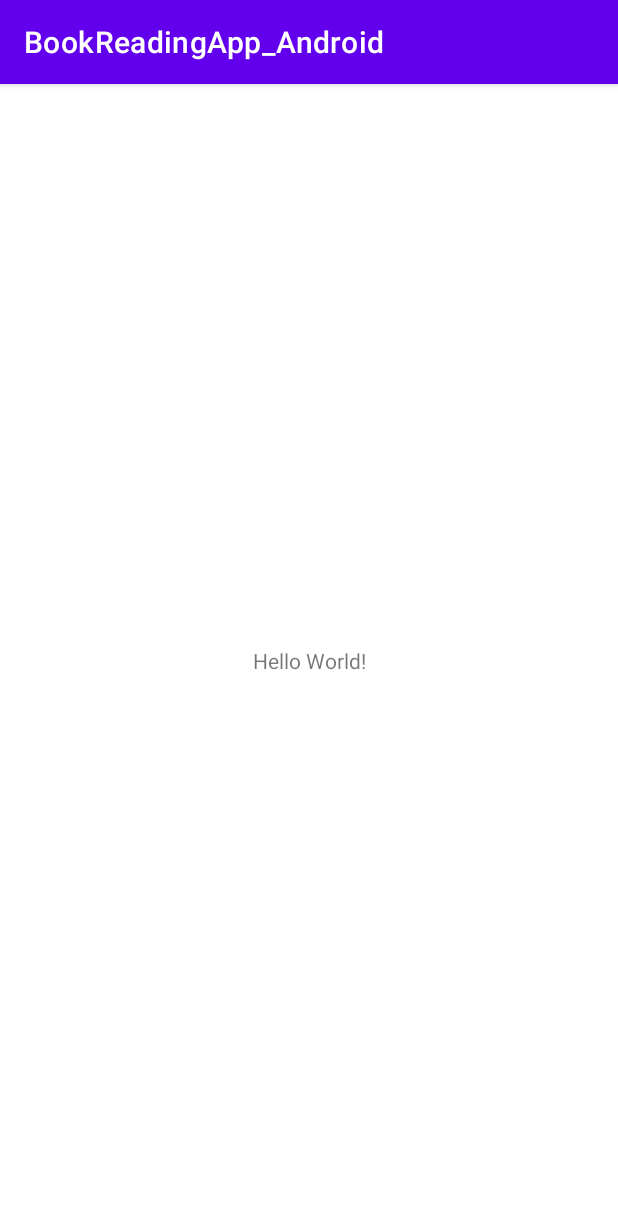
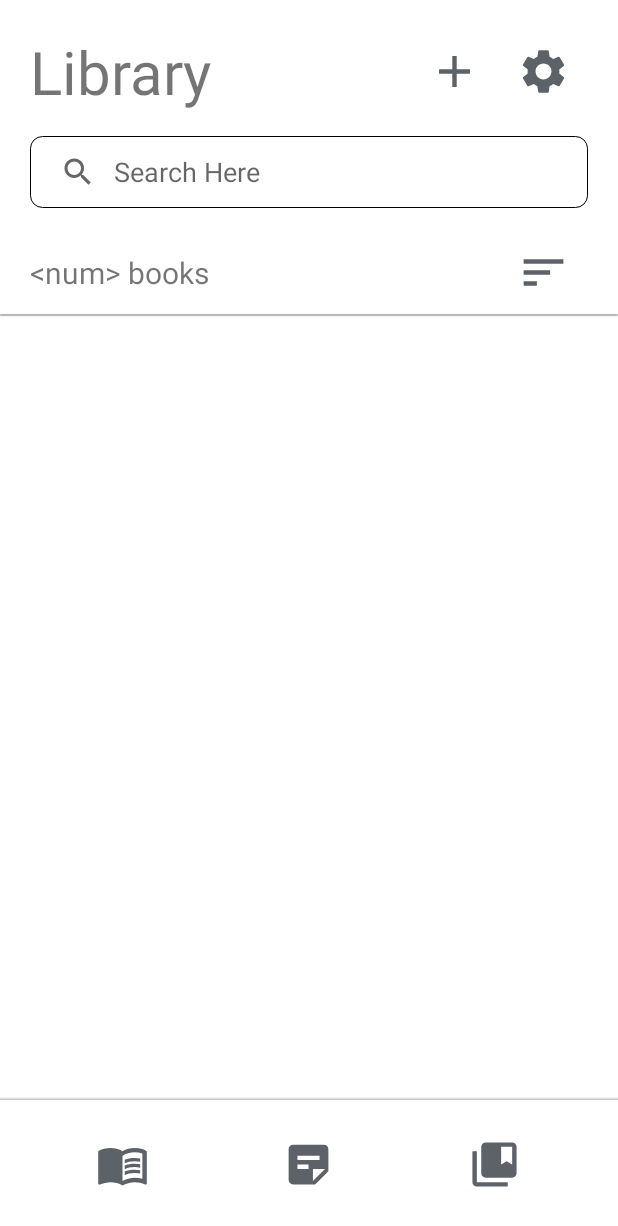
Before and after one commit to thanhqng1510/ela_reader, an Android app: the screen it shows after launch (MainActivity before the commit, LibraryActivity after it), on a phone screen of 412 x 824 dp. Shown: the top 1226 px of the screen. Run offline under Robolectric (Android 15) with nearby library versions, the phone set to English and light mode, and no system bars.

Commit message:
Create layout for LibraryActivity.

```diff
--- a/Project/app/src/main/AndroidManifest.xml
+++ b/Project/app/src/main/AndroidManifest.xml
@@ -10,7 +10,7 @@
         android:supportsRtl="true"
         android:theme="@style/Theme.BookReadingApp_Android">
         <activity
-            android:name=".MainActivity"
+            android:name=".LibraryActivity"
             android:exported="true">
             <intent-filter>
                 <action android:name="android.intent.action.MAIN" />
--- a/Project/app/src/main/java/com/thanhqng1510/bookreadingapp_android/MainActivity.kt
+++ b/Project/app/src/main/java/com/thanhqng1510/bookreadingapp_android/LibraryActivity.kt
@@ -1,11 +1,14 @@
 package com.thanhqng1510.bookreadingapp_android
 
+import android.app.Activity
 import androidx.appcompat.app.AppCompatActivity
 import android.os.Bundle
+import androidx.core.app.ActivityCompat
 
-class MainActivity : AppCompatActivity() {
+class LibraryActivity : AppCompatActivity() {
     override fun onCreate(savedInstanceState: Bundle?) {
         super.onCreate(savedInstanceState)
-        setContentView(R.layout.activity_main)
+        setContentView(R.layout.activity_library)
+        supportActionBar?.hide()
     }
 }
--- /dev/null
+++ b/Project/app/src/main/res/drawable/add_light.xml
@@ -0,0 +1,5 @@
+<vector android:height="35dp" android:tint="#5D6168"
+    android:viewportHeight="24" android:viewportWidth="24"
+    android:width="35dp" xmlns:android="http://schemas.android.com/apk/res/android">
+    <path android:fillColor="@android:color/white" android:pathData="M19,13h-6v6h-2v-6H5v-2h6V5h2v6h6v2z"/>
+</vector>
--- /dev/null
+++ b/Project/app/src/main/res/drawable/book_light.xml
@@ -0,0 +1,8 @@
+<vector android:height="35dp" android:tint="#5D6168"
+    android:viewportHeight="24" android:viewportWidth="24"
+    android:width="35dp" xmlns:android="http://schemas.android.com/apk/res/android">
+    <path android:fillColor="@android:color/white" android:pathData="M21,5c-1.11,-0.35 -2.33,-0.5 -3.5,-0.5c-1.95,0 -4.05,0.4 -5.5,1.5c-1.45,-1.1 -3.55,-1.5 -5.5,-1.5S2.45,4.9 1,6v14.65c0,0.25 0.25,0.5 0.5,0.5c0.1,0 0.15,-0.05 0.25,-0.05C3.1,20.45 5.05,20 6.5,20c1.95,0 4.05,0.4 5.5,1.5c1.35,-0.85 3.8,-1.5 5.5,-1.5c1.65,0 3.35,0.3 4.75,1.05c0.1,0.05 0.15,0.05 0.25,0.05c0.25,0 0.5,-0.25 0.5,-0.5V6C22.4,5.55 21.75,5.25 21,5zM21,18.5c-1.1,-0.35 -2.3,-0.5 -3.5,-0.5c-1.7,0 -4.15,0.65 -5.5,1.5V8c1.35,-0.85 3.8,-1.5 5.5,-1.5c1.2,0 2.4,0.15 3.5,0.5V18.5z"/>
+    <path android:fillColor="@android:color/white" android:pathData="M17.5,10.5c0.88,0 1.73,0.09 2.5,0.26V9.24C19.21,9.09 18.36,9 17.5,9c-1.7,0 -3.24,0.29 -4.5,0.83v1.66C14.13,10.85 15.7,10.5 17.5,10.5z"/>
+    <path android:fillColor="@android:color/white" android:pathData="M13,12.49v1.66c1.13,-0.64 2.7,-0.99 4.5,-0.99c0.88,0 1.73,0.09 2.5,0.26V11.9c-0.79,-0.15 -1.64,-0.24 -2.5,-0.24C15.8,11.66 14.26,11.96 13,12.49z"/>
+    <path android:fillColor="@android:color/white" android:pathData="M17.5,14.33c-1.7,0 -3.24,0.29 -4.5,0.83v1.66c1.13,-0.64 2.7,-0.99 4.5,-0.99c0.88,0 1.73,0.09 2.5,0.26v-1.52C19.21,14.41 18.36,14.33 17.5,14.33z"/>
+</vector>
--- /dev/null
+++ b/Project/app/src/main/res/drawable/bookmark_collection_light.xml
@@ -0,0 +1,6 @@
+<vector android:height="35dp" android:tint="#5D6168"
+    android:viewportHeight="24" android:viewportWidth="24"
+    android:width="35dp" xmlns:android="http://schemas.android.com/apk/res/android">
+    <path android:fillColor="@android:color/white" android:pathData="M4,6H2v14c0,1.1 0.9,2 2,2h14v-2H4V6z"/>
+    <path android:fillColor="@android:color/white" android:pathData="M20,2L8,2c-1.1,0 -2,0.9 -2,2v12c0,1.1 0.9,2 2,2h12c1.1,0 2,-0.9 2,-2L22,4c0,-1.1 -0.9,-2 -2,-2zM20,12l-2.5,-1.5L15,12L15,4h5v8z"/>
+</vector>
--- /dev/null
+++ b/Project/app/src/main/res/drawable/custom_searchview.xml
@@ -0,0 +1,15 @@
+<?xml version="1.0" encoding="utf-8"?>
+<shape xmlns:android="http://schemas.android.com/apk/res/android" android:shape="rectangle">
+
+    <stroke
+        android:width="0.5dp"
+        android:color="#000000" />
+
+    <solid android:color="#33FFFFFF" />
+
+    <corners
+        android:bottomLeftRadius="8dp"
+        android:bottomRightRadius="8dp"
+        android:topLeftRadius="8dp"
+        android:topRightRadius="8dp" />
+</shape>
--- /dev/null
+++ b/Project/app/src/main/res/drawable/note_light.xml
@@ -0,0 +1,5 @@
+<vector android:height="35dp" android:tint="#5D6168"
+    android:viewportHeight="24" android:viewportWidth="24"
+    android:width="35dp" xmlns:android="http://schemas.android.com/apk/res/android">
+    <path android:fillColor="@android:color/white" android:pathData="M19,3H4.99C3.89,3 3,3.9 3,5l0.01,14c0,1.1 0.89,2 1.99,2h10l6,-6V5C21,3.9 20.1,3 19,3zM7,8h10v2H7V8zM12,14H7v-2h5V14zM14,19.5V14h5.5L14,19.5z"/>
+</vector>
--- /dev/null
+++ b/Project/app/src/main/res/drawable/settings_light.xml
@@ -0,0 +1,5 @@
+<vector android:height="35dp" android:tint="#5D6168"
+    android:viewportHeight="24" android:viewportWidth="24"
+    android:width="35dp" xmlns:android="http://schemas.android.com/apk/res/android">
+    <path android:fillColor="@android:color/white" android:pathData="M19.14,12.94c0.04,-0.3 0.06,-0.61 0.06,-0.94c0,-0.32 -0.02,-0.64 -0.07,-0.94l2.03,-1.58c0.18,-0.14 0.23,-0.41 0.12,-0.61l-1.92,-3.32c-0.12,-0.22 -0.37,-0.29 -0.59,-0.22l-2.39,0.96c-0.5,-0.38 -1.03,-0.7 -1.62,-0.94L14.4,2.81c-0.04,-0.24 -0.24,-0.41 -0.48,-0.41h-3.84c-0.24,0 -0.43,0.17 -0.47,0.41L9.25,5.35C8.66,5.59 8.12,5.92 7.63,6.29L5.24,5.33c-0.22,-0.08 -0.47,0 -0.59,0.22L2.74,8.87C2.62,9.08 2.66,9.34 2.86,9.48l2.03,1.58C4.84,11.36 4.8,11.69 4.8,12s0.02,0.64 0.07,0.94l-2.03,1.58c-0.18,0.14 -0.23,0.41 -0.12,0.61l1.92,3.32c0.12,0.22 0.37,0.29 0.59,0.22l2.39,-0.96c0.5,0.38 1.03,0.7 1.62,0.94l0.36,2.54c0.05,0.24 0.24,0.41 0.48,0.41h3.84c0.24,0 0.44,-0.17 0.47,-0.41l0.36,-2.54c0.59,-0.24 1.13,-0.56 1.62,-0.94l2.39,0.96c0.22,0.08 0.47,0 0.59,-0.22l1.92,-3.32c0.12,-0.22 0.07,-0.47 -0.12,-0.61L19.14,12.94zM12,15.6c-1.98,0 -3.6,-1.62 -3.6,-3.6s1.62,-3.6 3.6,-3.6s3.6,1.62 3.6,3.6S13.98,15.6 12,15.6z"/>
+</vector>
--- /dev/null
+++ b/Project/app/src/main/res/drawable/shadow_down_light.xml
@@ -0,0 +1,5 @@
+<shape xmlns:android="http://schemas.android.com/apk/res/android"
+    android:shape="rectangle">
+    <solid android:color="#42000000" />
+    <corners android:radius="5dp" />
+</shape>
--- /dev/null
+++ b/Project/app/src/main/res/drawable/shadow_up_light.xml
@@ -0,0 +1,7 @@
+<?xml version="1.0" encoding="utf-8"?>
+<shape xmlns:android="http://schemas.android.com/apk/res/android">
+    <gradient
+        android:startColor="#40000000"
+        android:endColor="#30ffffff"
+        android:angle="90"/>
+</shape>
--- /dev/null
+++ b/Project/app/src/main/res/drawable/sort_light.xml
@@ -0,0 +1,5 @@
+<vector android:height="35dp" android:tint="#5D6168"
+    android:viewportHeight="24" android:viewportWidth="24"
+    android:width="35dp" xmlns:android="http://schemas.android.com/apk/res/android">
+    <path android:fillColor="@android:color/white" android:pathData="M3,18h6v-2L3,16v2zM3,6v2h18L21,6L3,6zM3,13h12v-2L3,11v2z"/>
+</vector>
--- /dev/null
+++ b/Project/app/src/main/res/layout/activity_library.xml
@@ -0,0 +1,175 @@
+<?xml version="1.0" encoding="utf-8"?>
+<androidx.constraintlayout.widget.ConstraintLayout xmlns:android="http://schemas.android.com/apk/res/android"
+    xmlns:app="http://schemas.android.com/apk/res-auto"
+    xmlns:tools="http://schemas.android.com/tools"
+    android:layout_width="match_parent"
+    android:layout_height="match_parent"
+    android:foregroundTint="#00FFFFFF"
+    tools:context=".LibraryActivity">
+
+
+    <LinearLayout
+        android:layout_width="match_parent"
+        android:layout_height="match_parent"
+        android:orientation="vertical"
+        app:layout_constraintBottom_toBottomOf="parent"
+        app:layout_constraintEnd_toEndOf="parent"
+        app:layout_constraintStart_toStartOf="parent"
+        app:layout_constraintTop_toTopOf="parent">
+
+        <LinearLayout
+            android:layout_width="match_parent"
+            android:layout_height="wrap_content"
+            android:gravity="center"
+            android:orientation="horizontal"
+            android:layout_marginHorizontal="@dimen/globalPadding"
+            android:layout_marginTop="@dimen/globalPadding">
+
+            <TextView
+                android:layout_width="wrap_content"
+                android:layout_height="wrap_content"
+                android:text="@string/library"
+                android:textSize="@dimen/heading1Text"/>
+
+            <Space
+                android:layout_width="0dp"
+                android:layout_height="wrap_content"
+                android:layout_weight="1" />
+
+            <ImageButton
+                android:id="@+id/add_btn"
+                android:layout_width="wrap_content"
+                android:layout_height="wrap_content"
+                android:backgroundTint="#00FFFFFF"
+                app:srcCompat="@drawable/add_light"
+                android:contentDescription="@string/add_btn_desc" />
+
+            <ImageButton
+                android:id="@+id/settings_btn"
+                android:layout_width="wrap_content"
+                android:layout_height="wrap_content"
+                android:backgroundTint="#00FFFFFF"
+                app:srcCompat="@drawable/settings_light"
+                android:contentDescription="@string/settings_btn_desc" />
+        </LinearLayout>
+
+        <androidx.appcompat.widget.SearchView
+            android:layout_width="match_parent"
+            android:layout_height="wrap_content"
+            android:layout_marginTop="@dimen/componentMargin"
+            app:iconifiedByDefault="false"
+            android:background="@drawable/custom_searchview"
+            app:queryBackground="@null"
+            app:queryHint="Search Here"
+            app:submitBackground="@null"
+            android:layout_marginHorizontal="@dimen/globalPadding" />
+
+        <LinearLayout
+            android:layout_width="match_parent"
+            android:layout_height="wrap_content"
+            android:layout_marginTop="@dimen/componentMargin"
+            android:orientation="horizontal"
+            android:gravity="center"
+            android:layout_marginHorizontal="@dimen/globalPadding">
+
+            <TextView
+                android:id="@+id/book_count"
+                android:layout_width="wrap_content"
+                android:layout_height="wrap_content"
+                android:text="@string/num_books"
+                android:textSize="@dimen/bodyText"/>
+
+            <Space
+                android:layout_width="0dp"
+                android:layout_height="wrap_content"
+                android:layout_weight="1" />
+
+            <ImageButton
+                android:id="@+id/sort_books_btn"
+                android:layout_width="wrap_content"
+                android:layout_height="wrap_content"
+                app:srcCompat="@drawable/sort_light"
+                android:backgroundTint="#00FFFFFF"
+                android:contentDescription="@string/sort_books_btn_desc" />
+        </LinearLayout>
+
+        <View
+            android:layout_width="match_parent"
+            android:layout_height="1dp"
+            android:elevation="2dp"
+            android:background="@drawable/shadow_down_light" />
+
+        <ListView
+            android:layout_width="match_parent"
+            android:layout_height="0dp"
+            android:layout_weight="1"
+            android:layout_marginTop="@dimen/componentMargin"
+            android:layout_marginHorizontal="@dimen/globalPadding">
+
+        </ListView>
+
+        <View
+            android:layout_width="match_parent"
+            android:layout_height="2dp"
+            android:background="@drawable/shadow_up_light" />
+
+        <LinearLayout
+            android:layout_width="match_parent"
+            android:layout_height="wrap_content"
+            android:orientation="horizontal"
+            android:layout_marginTop="@dimen/componentMargin"
+            android:layout_marginHorizontal="@dimen/globalPadding"
+            android:layout_marginBottom="@dimen/globalPadding"
+            android:baselineAligned="false">
+
+            <LinearLayout
+                android:layout_width="0dp"
+                android:layout_height="match_parent"
+                android:layout_weight="1"
+                android:orientation="vertical"
+                android:gravity="center">
+
+                <ImageButton
+                    android:id="@+id/books"
+                    android:layout_width="wrap_content"
+                    android:layout_height="wrap_content"
+                    app:srcCompat="@drawable/book_light"
+                    android:backgroundTint="#00FFFFFF"
+                    android:contentDescription="@string/books_btn_desc" />
+            </LinearLayout>
+
+            <LinearLayout
+                android:layout_width="0dp"
+                android:layout_height="match_parent"
+                android:layout_weight="1"
+                android:orientation="vertical"
+                android:gravity="center">
+
+                <ImageButton
+                    android:id="@+id/imageButton10"
+                    android:layout_width="wrap_content"
+                    android:layout_height="wrap_content"
+                    app:srcCompat="@drawable/note_light"
+                    android:backgroundTint="#00FFFFFF"
+                    android:contentDescription="@string/notes_btn_desc" />
+            </LinearLayout>
+
+            <LinearLayout
+                android:layout_width="0dp"
+                android:layout_height="match_parent"
+                android:layout_weight="1"
+                android:orientation="vertical"
+                android:gravity="center">
+
+                <ImageButton
+                    android:id="@+id/imageButton11"
+                    android:layout_width="wrap_content"
+                    android:layout_height="wrap_content"
+                    app:srcCompat="@drawable/bookmark_collection_light"
+                    android:backgroundTint="#00FFFFFF"
+                    android:contentDescription="@string/bookmarks_btn_desc"/>
+            </LinearLayout>
+        </LinearLayout>
+
+    </LinearLayout>
+</androidx.constraintlayout.widget.ConstraintLayout>
--- a/Project/app/src/main/res/layout/activity_main.xml
+++ /dev/null
@@ -1,18 +0,0 @@
-<?xml version="1.0" encoding="utf-8"?>
-<androidx.constraintlayout.widget.ConstraintLayout xmlns:android="http://schemas.android.com/apk/res/android"
-    xmlns:app="http://schemas.android.com/apk/res-auto"
-    xmlns:tools="http://schemas.android.com/tools"
-    android:layout_width="match_parent"
-    android:layout_height="match_parent"
-    tools:context=".MainActivity">
-
-    <TextView
-        android:layout_width="wrap_content"
-        android:layout_height="wrap_content"
-        android:text="Hello World!"
-        app:layout_constraintBottom_toBottomOf="parent"
-        app:layout_constraintLeft_toLeftOf="parent"
-        app:layout_constraintRight_toRightOf="parent"
-        app:layout_constraintTop_toTopOf="parent" />
-
-</androidx.constraintlayout.widget.ConstraintLayout>
--- /dev/null
+++ b/Project/app/src/main/res/values/dimensions.xml
@@ -0,0 +1,7 @@
+<?xml version="1.0" encoding="utf-8"?>
+<resources>
+    <dimen name="globalPadding">20dp</dimen>
+    <dimen name="componentMargin">15dp</dimen>
+    <dimen name="heading1Text">40sp</dimen>
+    <dimen name="bodyText">20sp</dimen>
+</resources>
--- a/Project/app/src/main/res/values/strings.xml
+++ b/Project/app/src/main/res/values/strings.xml
@@ -1,3 +1,11 @@
 <resources>
     <string name="app_name">BookReadingApp_Android</string>
+    <string name="library">Library</string>
+    <string name="settings_btn_desc">Settings</string>
+    <string name="add_btn_desc">Add book</string>
+    <string name="num_books"><![CDATA[<num> books]]></string>
+    <string name="sort_books_btn_desc">Sort books</string>
+    <string name="books_btn_desc">Books</string>
+    <string name="notes_btn_desc">Notes</string>
+    <string name="bookmarks_btn_desc">Bookmarks</string>
 </resources>
```
